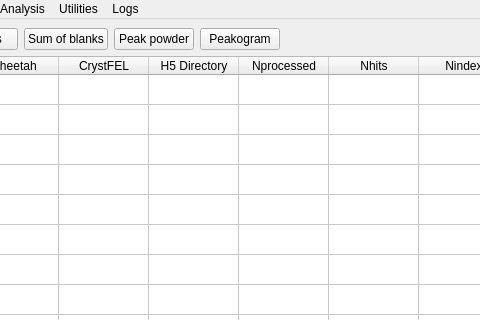
This is python/UI/cheetahgui.ui in antonbarty/cheetah as Qt 5 draws it before an edit; both pictures show x 329 to 809 and y 0 to 320 of the 1000 by 900 pixel window. The edited form follows.
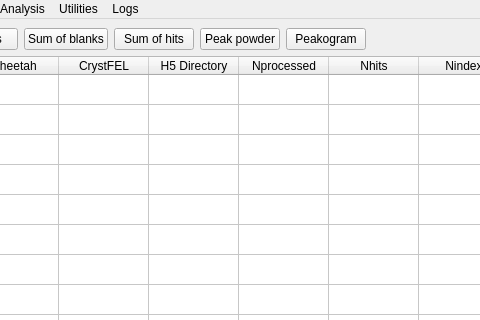
This is the edited form.

Commit message: Added a "Sum of hits" button, and made the view menus more descriptive

What changed in the file:
```diff
--- a/python/UI/cheetahgui.ui
+++ b/python/UI/cheetahgui.ui
@@ -129,6 +129,25 @@
           </property>
          </widget>
         </item>
+        <item>
+         <widget class="QPushButton" name="button_hitsum">
+          <property name="sizePolicy">
+           <sizepolicy hsizetype="Preferred" vsizetype="Fixed">
+            <horstretch>0</horstretch>
+            <verstretch>0</verstretch>
+           </sizepolicy>
+          </property>
+          <property name="maximumSize">
+           <size>
+            <width>120</width>
+            <height>25</height>
+           </size>
+          </property>
+          <property name="text">
+           <string>Sum of hits</string>
+          </property>
+         </widget>
+        </item>
         <item>
          <widget class="QPushButton" name="button_virtualpowder">
           <property name="enabled">
```
Left out of the diff: 8 changed lines with no effect on the pictures. The commit also changes 3 other files.
